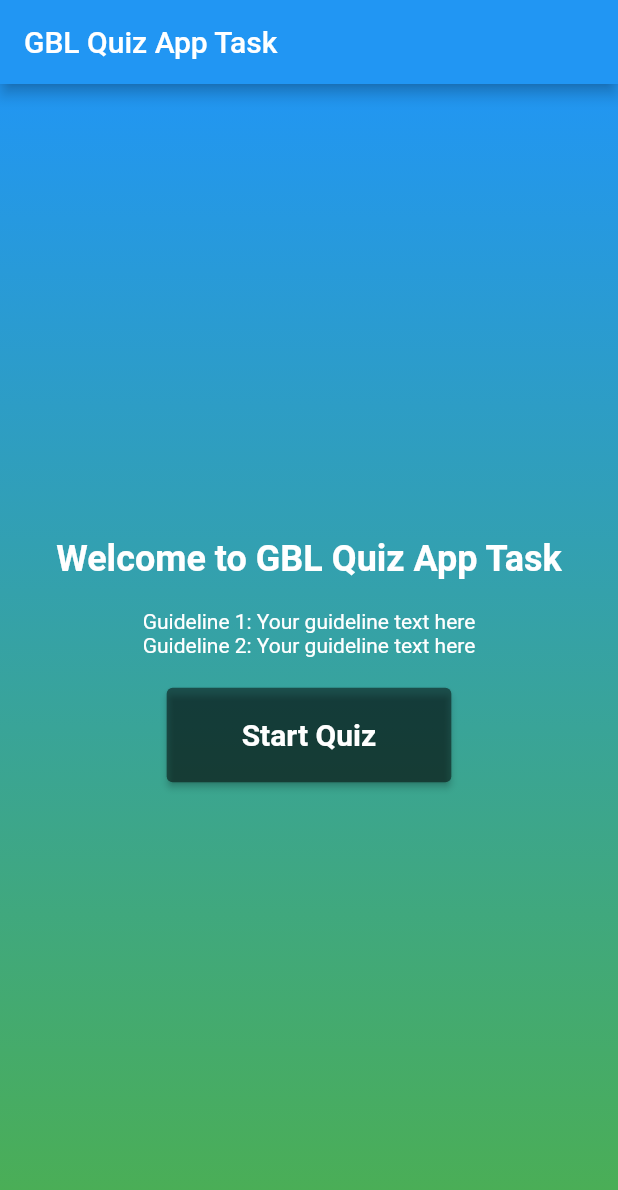
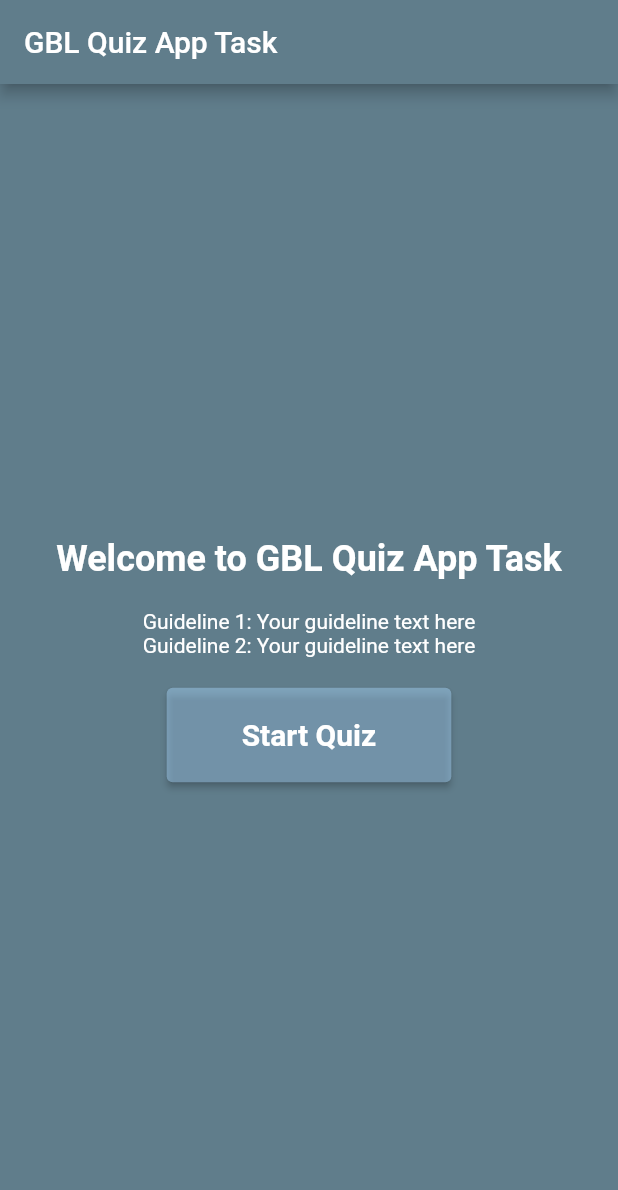
Before and after one commit to Navid-Rahman/gbl_rc_task_quiz, a Flutter app: the screen it shows after launch, on a phone screen of 412 x 824 dp. Shown: the top 1190 px of the screen. Run offline on Flutter 3.47's test engine with Material 2 defaults, Android fonts, the phone set to English and light mode, and no system bars; our stand-ins replace bloc, equatable.

Commit message:
Layout Updated

```diff
--- a/lib/constants/constants.dart
+++ b/lib/constants/constants.dart
@@ -47,5 +47,7 @@ const kExtraSmallTextStyle = TextStyle(
   color: Colors.white,
 );
 
+const kAppBarColor = Colors.blueGrey;
 const kCardColor = Color(0xff526D82);
 const kCardBorderColor = Color(0xff9DB2BF);
+const kButtonColor = Color(0x6FAAD9FF);
--- a/lib/presentation/home_page.dart
+++ b/lib/presentation/home_page.dart
@@ -1,4 +1,5 @@
 import 'package:flutter/material.dart';
+import 'package:quiz_task/constants/constants.dart';
 
 class HomePage extends StatelessWidget {
   const HomePage({Key? key}) : super(key: key);
@@ -10,15 +11,11 @@ class HomePage extends StatelessWidget {
     return Scaffold(
       appBar: AppBar(
         title: const Text('GBL Quiz App Task'),
-        backgroundColor: Colors.blue,
+        backgroundColor: kAppBarColor,
       ),
       body: Container(
         decoration: const BoxDecoration(
-          gradient: LinearGradient(
-            colors: [Colors.blue, Colors.green], // Set your gradient colors
-            begin: Alignment.topCenter,
-            end: Alignment.bottomCenter,
-          ),
+          color: kAppBarColor,
         ),
         child: Column(
           mainAxisAlignment: MainAxisAlignment.center,
@@ -50,12 +47,7 @@ class HomePage extends StatelessWidget {
             ElevatedButton(
               style: ElevatedButton.styleFrom(
                 foregroundColor: Colors.white,
-                backgroundColor: const Color.fromRGBO(
-                  0,
-                  0,
-                  0,
-                  0.5,
-                ),
+                backgroundColor: kButtonColor,
                 padding:
                     const EdgeInsets.symmetric(horizontal: 50, vertical: 20),
                 textStyle: const TextStyle(
```
Also changed, not shown: lib/presentation/question_card.dart (+37 -6 lines), lib/presentation/quiz_page.dart (+13 -11 lines).
